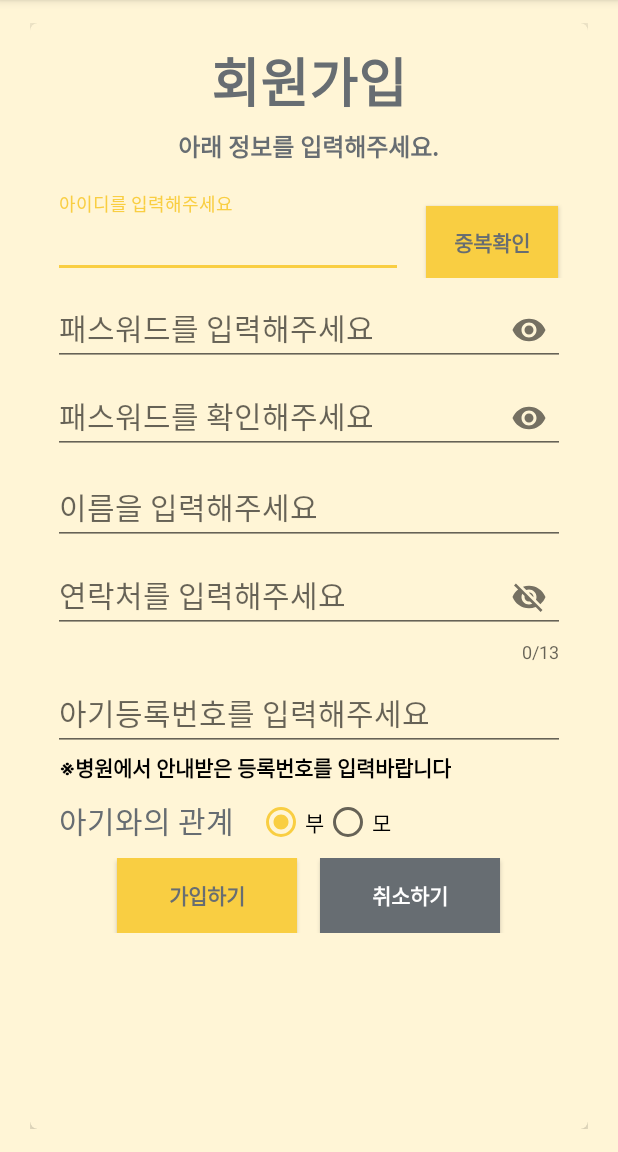
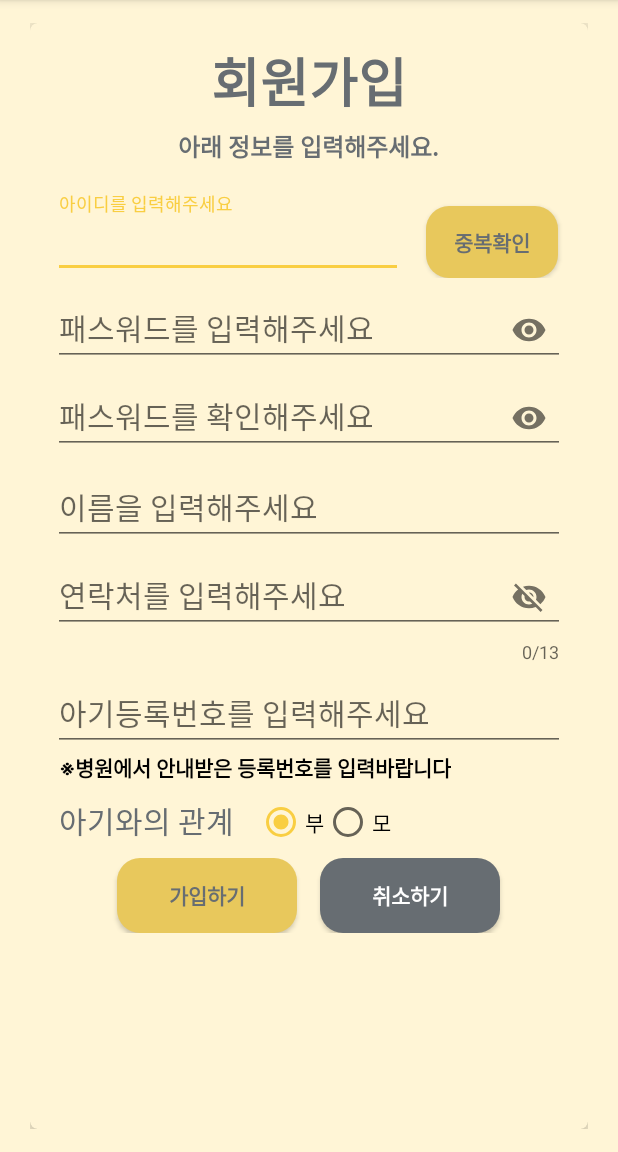
Before and after one commit to ParkSongSal/NewBabyProject, an Android app: the RegisterActivity screen opened directly, with no data from a screen before it, on a phone screen of 412 x 824 dp, the part 84-1236 px from its top. Run offline under Robolectric (Android 15) with nearby library versions, the phone set to English and light mode, and no system bars.

Commit message:
ok, cancel ripple.xml 추가 회원가입, 로그인 버튼 수정

```diff
--- /dev/null
+++ b/app/src/main/res/drawable/ripple_cancel_btn.xml
@@ -0,0 +1,25 @@
+<?xml version="1.0" encoding="utf-8"?>
+<ripple xmlns:android="http://schemas.android.com/apk/res/android"
+    xmlns:tools="http://schemas.android.com/tools"
+    android:color="@color/colorAccent"
+    tools:targetApi="lollipop"> <!-- ripple effect color -->
+
+
+    <item android:id="@android:id/mask">
+        <shape android:shape="rectangle">
+            <solid android:color="@color/colorAccent" />
+            <corners android:radius="15dp" />
+        </shape>
+    </item>
+
+    <item android:id="@android:id/background">
+        <shape android:shape="rectangle">
+            <gradient
+                android:angle="90"
+                android:endColor="@color/mainTextColor"
+                android:startColor="@color/mainTextColor"
+                android:type="linear" />
+            <corners android:radius="15dp"/>
+        </shape>
+    </item>
+</ripple>
--- /dev/null
+++ b/app/src/main/res/drawable/ripple_ok_btn.xml
@@ -0,0 +1,25 @@
+<?xml version="1.0" encoding="utf-8"?>
+<ripple xmlns:android="http://schemas.android.com/apk/res/android"
+    xmlns:tools="http://schemas.android.com/tools"
+    android:color="@color/colorAccent"
+    tools:targetApi="lollipop"> <!-- ripple effect color -->
+
+
+    <item android:id="@android:id/mask">
+        <shape android:shape="rectangle">
+            <solid android:color="@color/colorAccent" />
+            <corners android:radius="15dp" />
+        </shape>
+    </item>
+
+    <item android:id="@android:id/background">
+        <shape android:shape="rectangle">
+            <gradient
+                android:angle="90"
+                android:endColor="@color/mainAccentColor"
+                android:startColor="@color/mainAccentColor"
+                android:type="linear" />
+            <corners android:radius="15dp"/>
+        </shape>
+    </item>
+</ripple>
--- a/app/src/main/res/layout/activity_login.xml
+++ b/app/src/main/res/layout/activity_login.xml
@@ -5,7 +5,7 @@
     android:layout_width="match_parent"
     android:layout_height="match_parent"
     android:orientation="vertical"
-    android:background="@color/whiteColor"
+    android:background="@color/mainColor"
     tools:context=".LoginActivity">
 
         <ImageView
@@ -97,7 +97,7 @@
                 android:layout_width="300dp"
                 android:layout_height="50dp"
                 android:text="로그인"
-                android:background="@color/mainColor"
+                android:background="@drawable/ripple_ok_btn"
                 android:textColor="@color/mainTextColor"
                 android:textSize="24sp"
                 android:textStyle="bold"
--- a/app/src/main/res/layout/activity_register.xml
+++ b/app/src/main/res/layout/activity_register.xml
@@ -87,7 +87,7 @@
                         android:layout_marginEnd="20dp"
                         android:onClick="onClick"
                         android:text="중복확인"
-                        android:background="@color/mainAccentColor"
+                        android:background="@drawable/ripple_ok_btn"
                         android:textColor="@color/mainTextColor"
                         android:textStyle="bold"
                         android:layout_marginRight="20dp" />
@@ -229,7 +229,7 @@
                     <Button
                         android:id="@+id/registerBtn"
                         android:text="가입하기"
-                        android:background="@color/mainAccentColor"
+                        android:background="@drawable/ripple_ok_btn"
                         android:textColor="@color/mainTextColor"
                         android:textStyle="bold"
                         android:layout_marginRight="20dp"
@@ -241,7 +241,7 @@
                     <Button
                         android:id="@+id/cancelBtn"
                         android:text="취소하기"
-                        android:background="@color/mainTextColor"
+                        android:background="@drawable/ripple_cancel_btn"
                         android:textColor="@color/whiteColor"
                         android:onClick="onClick"
                         android:textStyle="bold"
--- a/app/src/main/res/values/colors.xml
+++ b/app/src/main/res/values/colors.xml
@@ -16,7 +16,7 @@
     <color name="mainTextColor">#676d72</color>
 
     <!--강조노란색-->
-    <color name="mainAccentColor">#f9ce42</color>
+    <color name="mainAccentColor">#E8C85C</color>
 
     <!--흰색-->
     <color name="whiteColor">#ffffff</color>
@@ -24,4 +24,6 @@
     <!--검은색-->
     <color name="blackColor">#000000</color>
 
+
+
 </resources>
```
